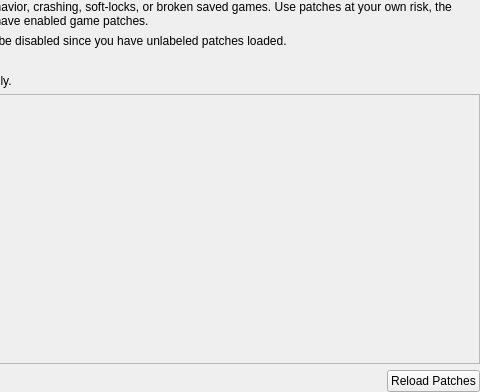
ARMSX2/ARMSX2, file pcsx2-qt/Settings/GamePatchSettingsWidget.ui: the form before one commit; both pictures show x 286 to 766 and y 0 to 392 of the 766 by 392 pixel window.
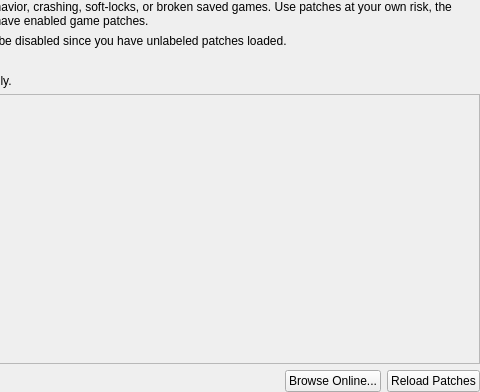
The form after the commit.

Commit message: Qt UI: Browse Online on the Patches and Cheats pages searches the community repositories and installs what the player ticks

```diff
--- a/pcsx2-qt/Settings/GamePatchSettingsWidget.ui
+++ b/pcsx2-qt/Settings/GamePatchSettingsWidget.ui
@@ -101,6 +101,13 @@
        </property>
       </spacer>
      </item>
+     <item>
+      <widget class="QPushButton" name="browseOnlinePatches">
+       <property name="text">
+        <string>Browse Online...</string>
+       </property>
+      </widget>
+     </item>
      <item>
       <widget class="QPushButton" name="reload">
        <property name="text">
```
Left out of the diff: 1 changed line with no effect on the pictures. The commit also changes 9 other files.
